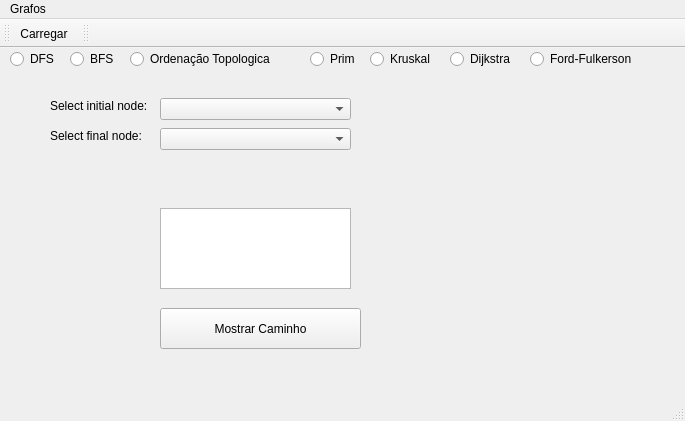
Old version of the form mainwindow.ui in the repository viniforte/Grafos.
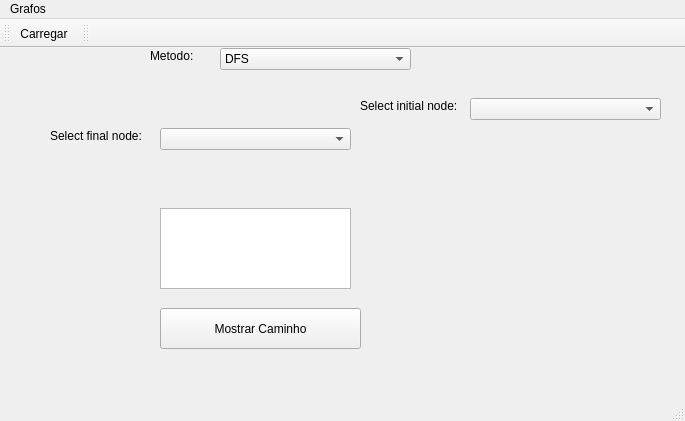
New version of the form.

The edit to the form file:
```diff
--- a/mainwindow.ui
+++ b/mainwindow.ui
@@ -17,7 +17,7 @@
    <widget class="QComboBox" name="cbOrigem">
     <property name="geometry">
      <rect>
-      <x>160</x>
+      <x>470</x>
       <y>50</y>
       <width>191</width>
       <height>22</height>
@@ -27,7 +27,7 @@
    <widget class="QLabel" name="labelInicial">
     <property name="geometry">
      <rect>
-      <x>50</x>
+      <x>360</x>
       <y>50</y>
       <width>101</width>
       <height>16</height>
@@ -83,95 +83,62 @@
      <string>Mostrar Caminho</string>
     </property>
    </widget>
-   <widget class="QRadioButton" name="radioButton">
+   <widget class="QComboBox" name="cdMetodo">
     <property name="geometry">
      <rect>
-      <x>10</x>
+      <x>220</x>
       <y>0</y>
-      <width>61</width>
+      <width>191</width>
       <height>22</height>
      </rect>
     </property>
-    <property name="text">
-     <string>DFS</string>
-    </property>
+    <item>
+     <property name="text">
+      <string>DFS</string>
+     </property>
+    </item>
+    <item>
+     <property name="text">
+      <string>BFS</string>
+     </property>
+    </item>
+    <item>
+     <property name="text">
+      <string>Ordenação Topologica</string>
+     </property>
+    </item>
+    <item>
+     <property name="text">
+      <string>Dijkstra</string>
+     </property>
+    </item>
+    <item>
+     <property name="text">
+      <string>Prim</string>
+     </property>
+    </item>
+    <item>
+     <property name="text">
+      <string>Kruskal</string>
+     </property>
+    </item>
+    <item>
+     <property name="text">
+      <string>Ford-Fulkerson</string>
+     </property>
+    </item>
    </widget>
-   <widget class="QRadioButton" name="radioButton_2">
+   <widget class="QLabel" name="labelInicial_2">
     <property name="geometry">
      <rect>
-      <x>70</x>
+      <x>150</x>
       <y>0</y>
-      <width>61</width>
-      <height>22</height>
+      <width>71</width>
+      <height>16</height>
      </rect>
     </property>
     <property name="text">
-     <string>BFS</string>
-    </property>
-   </widget>
-   <widget class="QRadioButton" name="radioButton_3">
-    <property name="geometry">
-     <rect>
-      <x>130</x>
-      <y>0</y>
-      <width>181</width>
-      <height>22</height>
-     </rect>
-    </property>
-    <property name="text">
-     <string>Ordenação Topologica</string>
-    </property>
-   </widget>
-   <widget class="QRadioButton" name="radioButton_4">
-    <property name="geometry">
-     <rect>
-      <x>310</x>
-      <y>0</y>
-      <width>61</width>
-      <height>22</height>
-     </rect>
-    </property>
-    <property name="text">
-     <string>Prim</string>
-    </property>
-   </widget>
-   <widget class="QRadioButton" name="radioButton_5">
-    <property name="geometry">
-     <rect>
-      <x>370</x>
-      <y>0</y>
-      <width>81</width>
-      <height>22</height>
-     </rect>
-    </property>
-    <property name="text">
-     <string>Kruskal</string>
-    </property>
-   </widget>
-   <widget class="QRadioButton" name="radioButton_6">
-    <property name="geometry">
-     <rect>
-      <x>450</x>
-      <y>0</y>
-      <width>81</width>
-      <height>22</height>
-     </rect>
-    </property>
-    <property name="text">
-     <string>Dijkstra</string>
-    </property>
-   </widget>
-   <widget class="QRadioButton" name="radioButton_7">
-    <property name="geometry">
-     <rect>
-      <x>530</x>
-      <y>0</y>
-      <width>121</width>
-      <height>22</height>
-     </rect>
-    </property>
-    <property name="text">
-     <string>Ford-Fulkerson</string>
+     <string>Metodo:</string>
     </property>
    </widget>
   </widget>
```
Left out of the diff: 2 changed lines with no effect on the pictures.
